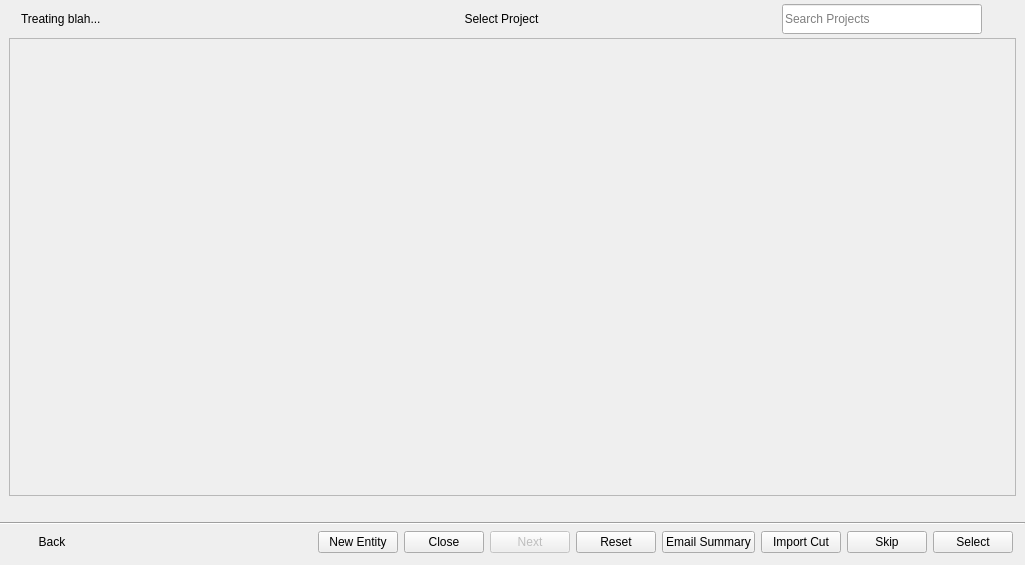
Before: the Qt Designer form resources/dialog.ui in shotgunsoftware/tk-multi-importcut, drawn with Qt 5.
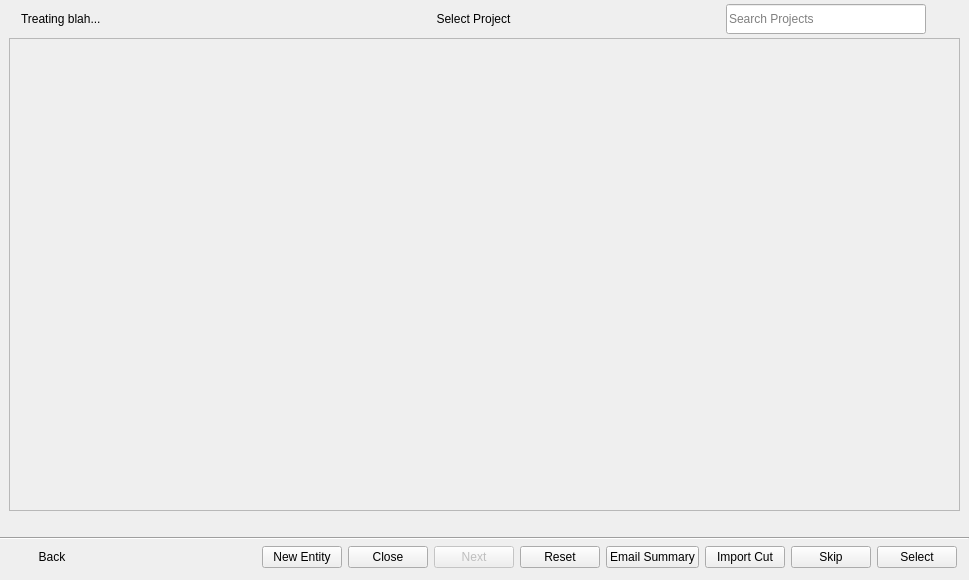
After: the same form once the commit is applied. Icons and pictures are not drawn. Custom widgets are drawn as their Qt base class.

The edit to the form file:
```diff
--- a/resources/dialog.ui
+++ b/resources/dialog.ui
@@ -6,8 +6,8 @@
    <rect>
     <x>0</x>
     <y>0</y>
-    <width>1025</width>
-    <height>565</height>
+    <width>969</width>
+    <height>580</height>
    </rect>
   </property>
   <property name="windowTitle">
@@ -439,8 +439,8 @@
            <rect>
             <x>0</x>
             <y>0</y>
-            <width>999</width>
-            <height>429</height>
+            <width>943</width>
+            <height>441</height>
            </rect>
           </property>
           <layout class="QGridLayout" name="project_grid" rowstretch="0">
```
Left out of the diff: 140 changed lines with no effect on the pictures.
